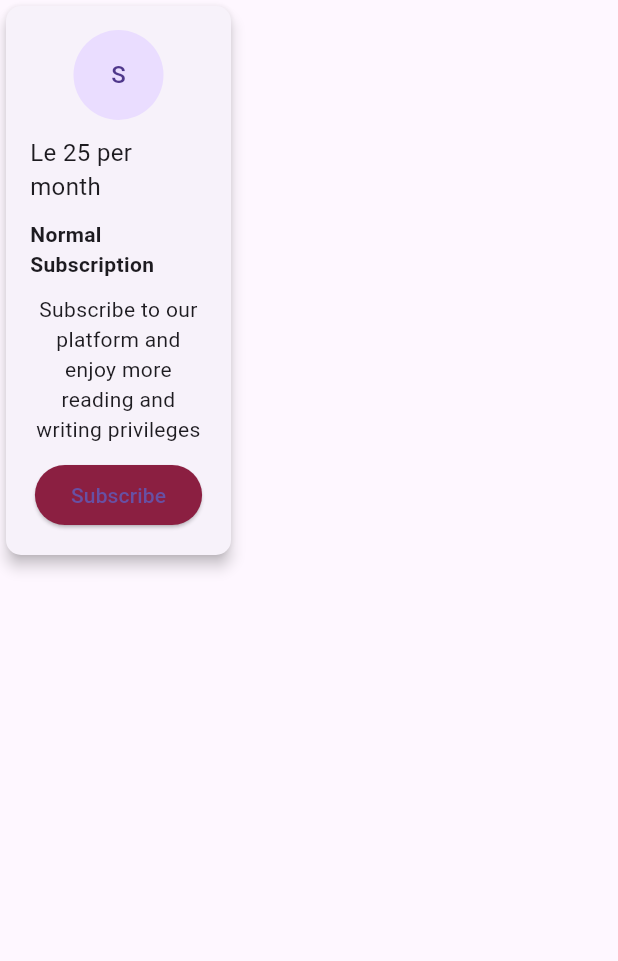
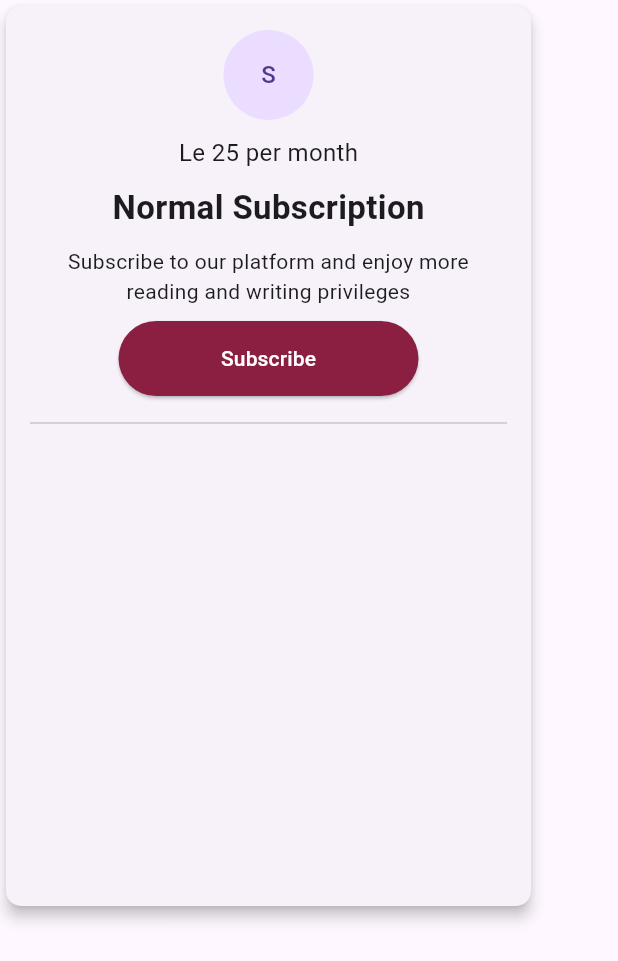
Before and after one commit to petersendauda/tok-main, a Flutter app: the SubscriptionCard widget shown alone on an empty page, opened directly, on a phone screen of 412 x 824 dp. Shown: the top 961 px of the screen. Run offline on Flutter 3.47's test engine with Material 3 defaults, Android fonts, the light colour scheme and no system bars; our stand-ins replace cloud_firestore, firebase_auth, firebase_core, flutter_form_builder, flutter_slider_drawer, google_sign_in; missing offline and left inert: dart:html, flutter_quill; accounts and stored records are empty.

Commit message:
early morninf commit

```diff
--- a/lib/modules/login/signup/popular.dart
+++ b/lib/modules/login/signup/popular.dart
@@ -1,5 +1,5 @@
 import 'package:flutter/material.dart';
-import 'package:tok/modules/login/signup/monthly_sub.dart'; // Import the MonthlySubscription widget
+import 'package:tok/widget/subscription.dart'; // Import the MonthlySubscription widget
 
 class PopularWidget extends StatefulWidget {
   const PopularWidget({super.key});
--- a/lib/modules/login/signup/monthly_sub.dart
+++ b/lib/widget/subscription.dart
@@ -27,7 +27,7 @@ class MonthlySubscription extends StatelessWidget {
                   },
                   child: Text('Monthly Subscription'),
                   style: ElevatedButton.styleFrom(
-                    backgroundColor: Colors.blue, // Button color
+                    foregroundColor: Colors.white, backgroundColor: Colors.blue, // Text color
                   ),
                 ),
                 SizedBox(width: 10),
@@ -37,7 +37,7 @@ class MonthlySubscription extends StatelessWidget {
                   },
                   child: Text('Annual Subscription'),
                   style: ElevatedButton.styleFrom(
-                    backgroundColor: Colors.grey, // Button color
+                    foregroundColor: Colors.white, backgroundColor: Colors.grey, // Text color
                   ),
                 ),
               ],
@@ -99,7 +99,8 @@ class SubscriptionCard extends StatelessWidget {
         borderRadius: BorderRadius.circular(10), // Rounded edges
       ),
       child: Container(
-        width: 150, // Fixed width for the cards
+        width: 350, // Set width to 500 pixels for the cards
+        height: 600, // Increased height to 700 pixels for the cards
         padding: EdgeInsets.all(16),
         child: Column(
           mainAxisSize: MainAxisSize.min,
@@ -116,7 +117,7 @@ class SubscriptionCard extends StatelessWidget {
             SizedBox(height: 10),
             Text(
               title,
-              style: TextStyle(fontWeight: FontWeight.bold),
+              style: TextStyle(fontWeight: FontWeight.bold, fontSize: 22), // Bold and increased font size
             ),
             SizedBox(height: 10),
             Text(description, textAlign: TextAlign.center),
@@ -125,9 +126,14 @@ class SubscriptionCard extends StatelessWidget {
               onPressed: onPressed,
               child: Text('Subscribe'),
               style: ElevatedButton.styleFrom(
-                backgroundColor: Color(0xFF8B1F41), // Button color
+                foregroundColor: Colors.white, backgroundColor: Color(0xFF8B1F41), // Text color
+                minimumSize: Size(200, 50), // Increased width for the button
               ),
             ),
+            SizedBox(
+              height: 10,
+            ),
+            Divider()
           ],
         ),
       ),
```
